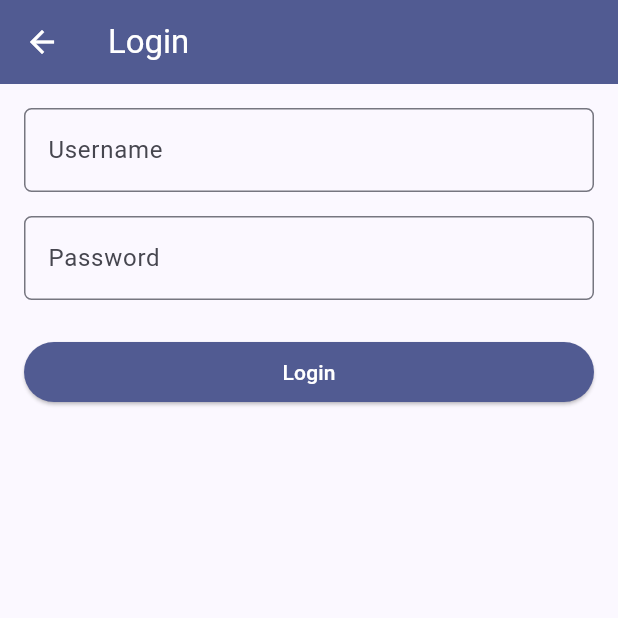
After one commit to wafissh/myportofolio_mobile, a Flutter app: the screen it shows after launch, after a tap on "Tambah Proyek", on a phone screen of 412 x 824 dp, the top half of it. The commit adds this screen. Run offline on Flutter 3.47's test engine with Material 3 defaults, Android fonts, the phone set to English and light mode, and no system bars; our stand-ins replace material_ui; generated files the repository leaves out were written again; network calls fail.

Commit message:
feat: tambah login, auth guard, dan menu reaktif terhadap status login

```diff
--- /dev/null
+++ b/lib/screens/login_screen.dart
@@ -0,0 +1,124 @@
+import 'package:material_ui/material_ui.dart';
+import 'package:provider/provider.dart';
+
+import 'package:myportofolio_mobile/services/api_client.dart';
+import 'package:myportofolio_mobile/services/auth_state.dart';
+
+class LoginScreen extends StatefulWidget {
+  const LoginScreen({super.key});
+
+  @override
+  State<LoginScreen> createState() => _LoginScreenState();
+}
+
+class _LoginScreenState extends State<LoginScreen> {
+  final _formKey = GlobalKey<FormState>();
+  String _username = '';
+  String _password = '';
+  bool _isSubmitting = false;
+
+  Future<void> _submit() async {
+    if (!_formKey.currentState!.validate()) {
+      return;
+    }
+    setState(() {
+      _isSubmitting = true;
+    });
+
+    try {
+      await context.read<AuthState>().login(_username, _password);
+      if (!mounted) {
+        return;
+      }
+      Navigator.pop(context, true);
+    } on ApiException catch (error) {
+      if (!mounted) {
+        return;
+      }
+      ScaffoldMessenger.of(context).showSnackBar(
+        SnackBar(
+          content: Text(
+            'Login gagal (${error.statusCode}). Periksa username dan password.',
+          ),
+        ),
+      );
+    } finally {
+      if (mounted) {
+        setState(() {
+          _isSubmitting = false;
+        });
+      }
+    }
+  }
+
+  @override
+  Widget build(BuildContext context) {
+    return Scaffold(
+      appBar: AppBar(
+        title: const Text('Login'),
+        backgroundColor: Theme.of(context).colorScheme.primary,
+        foregroundColor: Colors.white,
+      ),
+      body: Form(
+        key: _formKey,
+        child: SingleChildScrollView(
+          padding: const EdgeInsets.all(16),
+          child: Column(
+            crossAxisAlignment: CrossAxisAlignment.stretch,
+            children: [
+              TextFormField(
+                decoration: InputDecoration(
+                  hintText: 'Username',
+                  labelText: 'Username',
+                  border: OutlineInputBorder(
+                    borderRadius: BorderRadius.circular(5),
+                  ),
+                ),
+                onChanged: (value) => _username = value,
+                validator: (value) {
+                  if (value == null || value.isEmpty) {
+                    return 'Username cannot be empty!';
+                  }
+                  return null;
+                },
+              ),
+              const SizedBox(height: 16),
+              TextFormField(
+                obscureText: true,
+                decoration: InputDecoration(
+                  hintText: 'Password',
+                  labelText: 'Password',
+                  border: OutlineInputBorder(
+                    borderRadius: BorderRadius.circular(5),
+                  ),
+                ),
+                onChanged: (value) => _password = value,
+                validator: (value) {
+                  if (value == null || value.isEmpty) {
+                    return 'Password cannot be empty!';
+                  }
+                  return null;
+                },
+              ),
+              const SizedBox(height: 24),
+              ElevatedButton(
+                style: ElevatedButton.styleFrom(
+                  backgroundColor: Theme.of(context).colorScheme.primary,
+                  foregroundColor: Colors.white,
+                ),
+                onPressed: _isSubmitting ? null : _submit,
+                child: _isSubmitting
+                    ? const SizedBox(
+                        height: 20,
+                        width: 20,
+                        child: CircularProgressIndicator(strokeWidth: 2),
+                      )
+                    : const Text('Login'),
+              ),
+            ],
+          ),
+        ),
+      ),
+    );
+  }
+}
--- a/lib/screens/menu.dart
+++ b/lib/screens/menu.dart
@@ -1,24 +1,30 @@
 import 'package:material_ui/material_ui.dart';
+import 'package:provider/provider.dart';
 
+import 'package:myportofolio_mobile/services/auth_state.dart';
 import 'package:myportofolio_mobile/widgets/left_drawer.dart';
 import 'package:myportofolio_mobile/widgets/project_card.dart';
 
 class MyHomePage extends StatelessWidget {
-  MyHomePage({super.key});
+  const MyHomePage({super.key});
 
   final String npm = "2506624461";
   final String nama = "Wien Muhammad Hafizhurrohman";
   final String kelas = "PBP E";
 
-  final List<ItemHomepage> items = [
-    ItemHomepage("Lihat Proyek", Icons.folder, Colors.blue.shade600),
-    ItemHomepage("Tambah Proyek", Icons.add_circle, Colors.green.shade600),
-    ItemHomepage("Tambah Pendidikan", Icons.school, Colors.orange.shade700),
-    ItemHomepage("Logout", Icons.logout, Colors.red.shade600),
-  ];
-
   @override
   Widget build(BuildContext context) {
+    final isLoggedIn = context.watch<AuthState>().isLoggedIn;
+    final items = <ItemHomepage>[
+      ItemHomepage("Lihat Proyek", Icons.folder, Colors.blue.shade600),
+      ItemHomepage("Tambah Proyek", Icons.add_circle, Colors.green.shade600),
+      ItemHomepage("Tambah Pendidikan", Icons.school, Colors.orange.shade700),
+      if (isLoggedIn)
+        ItemHomepage("Logout", Icons.logout, Colors.red.shade600)
+      else
+        ItemHomepage("Login", Icons.login, Colors.blueGrey.shade600),
+    ];
+
     return Scaffold(
       appBar: AppBar(
         title: const Text(
--- /dev/null
+++ b/lib/widgets/auth_guard.dart
@@ -0,0 +1,17 @@
+import 'package:material_ui/material_ui.dart';
+import 'package:provider/provider.dart';
+
+import 'package:myportofolio_mobile/screens/login_screen.dart';
+import 'package:myportofolio_mobile/services/auth_state.dart';
+
+/// Ensures the user is authenticated, pushing [LoginScreen] when needed.
+Future<bool> ensureLoggedIn(BuildContext context) async {
+  if (context.read<AuthState>().isLoggedIn) {
+    return true;
+  }
+  final loggedIn = await Navigator.push<bool>(
+    context,
+    MaterialPageRoute(builder: (context) => const LoginScreen()),
+  );
+  return loggedIn ?? false;
+}
--- a/lib/widgets/left_drawer.dart
+++ b/lib/widgets/left_drawer.dart
@@ -1,15 +1,44 @@
 import 'package:material_ui/material_ui.dart';
+import 'package:provider/provider.dart';
 
 import 'package:myportofolio_mobile/screens/education_form.dart';
+import 'package:myportofolio_mobile/screens/login_screen.dart';
 import 'package:myportofolio_mobile/screens/menu.dart';
 import 'package:myportofolio_mobile/screens/project_form.dart';
 import 'package:myportofolio_mobile/screens/project_list_screen.dart';
+import 'package:myportofolio_mobile/services/auth_state.dart';
+import 'package:myportofolio_mobile/widgets/auth_guard.dart';
 
 class LeftDrawer extends StatelessWidget {
   const LeftDrawer({super.key});
 
+  Future<void> _openAddProject(BuildContext context) async {
+    final navigator = Navigator.of(context);
+    final loggedIn = await ensureLoggedIn(context);
+    if (!context.mounted || !loggedIn) {
+      return;
+    }
+    navigator.pop();
+    navigator.push(
+      MaterialPageRoute(builder: (context) => const ProjectFormPage()),
+    );
+  }
+
+  Future<void> _logout(BuildContext context) async {
+    final messenger = ScaffoldMessenger.of(context);
+    await context.read<AuthState>().logout();
+    if (!context.mounted) {
+      return;
+    }
+    messenger
+      ..hideCurrentSnackBar()
+      ..showSnackBar(const SnackBar(content: Text('Berhasil logout.')));
+  }
+
   @override
   Widget build(BuildContext context) {
+    final isLoggedIn = context.watch<AuthState>().isLoggedIn;
+
     return Drawer(
       child: ListView(
         padding: EdgeInsets.zero,
@@ -70,19 +99,13 @@ class LeftDrawer extends StatelessWidget {
           ListTile(
             leading: const Icon(Icons.add_circle_outline),
             title: const Text('Add Project'),
-            onTap: () {
-              Navigator.push(
-                context,
-                MaterialPageRoute(
-                  builder: (context) => const ProjectFormPage(),
-                ),
-              );
-            },
+            onTap: () => _openAddProject(context),
           ),
           ListTile(
             leading: const Icon(Icons.school_outlined),
             title: const Text('Add Education'),
             onTap: () {
+              Navigator.pop(context);
               Navigator.push(
                 context,
                 MaterialPageRoute(
@@ -91,6 +114,24 @@ class LeftDrawer extends StatelessWidget {
               );
             },
           ),
+          if (isLoggedIn)
+            ListTile(
+              leading: const Icon(Icons.logout),
+              title: const Text('Logout'),
+              onTap: () => _logout(context),
+            )
+          else
+            ListTile(
+              leading: const Icon(Icons.login),
+              title: const Text('Login'),
+              onTap: () {
+                Navigator.pop(context);
+                Navigator.push(
+                  context,
+                  MaterialPageRoute(builder: (context) => const LoginScreen()),
+                );
+              },
+            ),
         ],
       ),
     );
--- a/lib/widgets/project_card.dart
+++ b/lib/widgets/project_card.dart
@@ -1,14 +1,69 @@
 import 'package:material_ui/material_ui.dart';
+import 'package:provider/provider.dart';
 
 import 'package:myportofolio_mobile/screens/education_form.dart';
+import 'package:myportofolio_mobile/screens/login_screen.dart';
 import 'package:myportofolio_mobile/screens/menu.dart';
 import 'package:myportofolio_mobile/screens/project_form.dart';
 import 'package:myportofolio_mobile/screens/project_list_screen.dart';
+import 'package:myportofolio_mobile/services/auth_state.dart';
+import 'package:myportofolio_mobile/widgets/auth_guard.dart';
 
 class ItemCard extends StatelessWidget {
   final ItemHomepage item;
 
   const ItemCard(this.item, {super.key});
+
+  Future<void> _handleTap(BuildContext context) async {
+    if (item.name == "Lihat Proyek") {
+      Navigator.push(
+        context,
+        MaterialPageRoute(builder: (context) => const ProjectListScreen()),
+      );
+      return;
+    }
+    if (item.name == "Tambah Proyek") {
+      final loggedIn = await ensureLoggedIn(context);
+      if (!context.mounted || !loggedIn) {
+        return;
+      }
+      Navigator.push(
+        context,
+        MaterialPageRoute(builder: (context) => const ProjectFormPage()),
+      );
+      return;
+    }
+    if (item.name == "Tambah Pendidikan") {
+      Navigator.push(
+        context,
+        MaterialPageRoute(builder: (context) => const EducationFormPage()),
+      );
+      return;
+    }
+    if (item.name == "Login") {
+      Navigator.push(
+        context,
+        MaterialPageRoute(builder: (context) => const LoginScreen()),
+      );
+      return;
+    }
+    if (item.name == "Logout") {
+      final messenger = ScaffoldMessenger.of(context);
+      await context.read<AuthState>().logout();
+      if (!context.mounted) {
+        return;
+      }
+      messenger
+        ..hideCurrentSnackBar()
+        ..showSnackBar(const SnackBar(content: Text('Berhasil logout.')));
+      return;
+    }
+    ScaffoldMessenger.of(context)
+      ..hideCurrentSnackBar()
+      ..showSnackBar(
+        SnackBar(content: Text("Kamu telah menekan tombol ${item.name}!")),
+      );
+  }
 
   @override
   Widget build(BuildContext context) {
@@ -18,37 +73,7 @@ class ItemCard extends StatelessWidget {
       borderRadius: BorderRadius.circular(12),
       child: InkWell(
         // Aksi ketika kartu ditekan oleh pengguna.
-        onTap: () {
-          // Menampilkan SnackBar dengan pesan interaktif.
-          ScaffoldMessenger.of(context)
-            ..hideCurrentSnackBar()
-            ..showSnackBar(
-              SnackBar(
-                content: Text("Kamu telah menekan tombol ${item.name}!"),
-              ),
-            );
-
-          if (item.name == "Lihat Proyek") {
-            Navigator.push(
-              context,
-              MaterialPageRoute(
-                builder: (context) => const ProjectListScreen(),
-              ),
-            );
-          } else if (item.name == "Tambah Proyek") {
-            Navigator.push(
-              context,
-              MaterialPageRoute(builder: (context) => const ProjectFormPage()),
-            );
-          } else if (item.name == "Tambah Pendidikan") {
-            Navigator.push(
-              context,
-              MaterialPageRoute(
-                builder: (context) => const EducationFormPage(),
-              ),
-            );
-          }
-        },
+        onTap: () => _handleTap(context),
         child: Container(
           padding: const EdgeInsets.all(8),
           child: Center(
```
